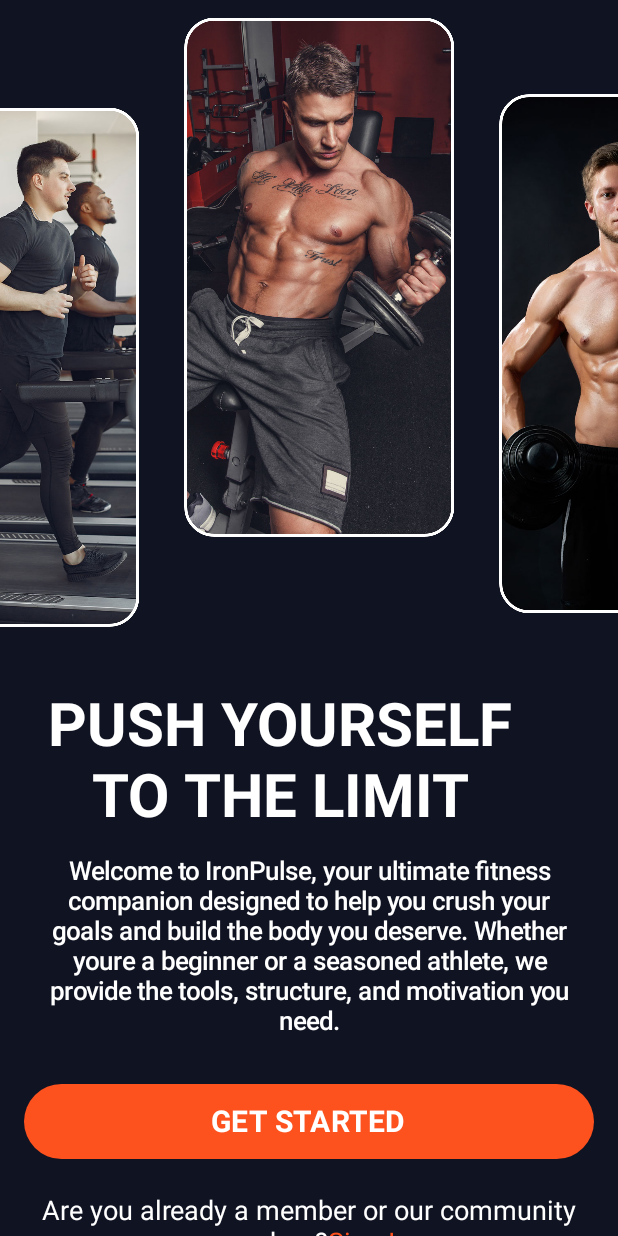
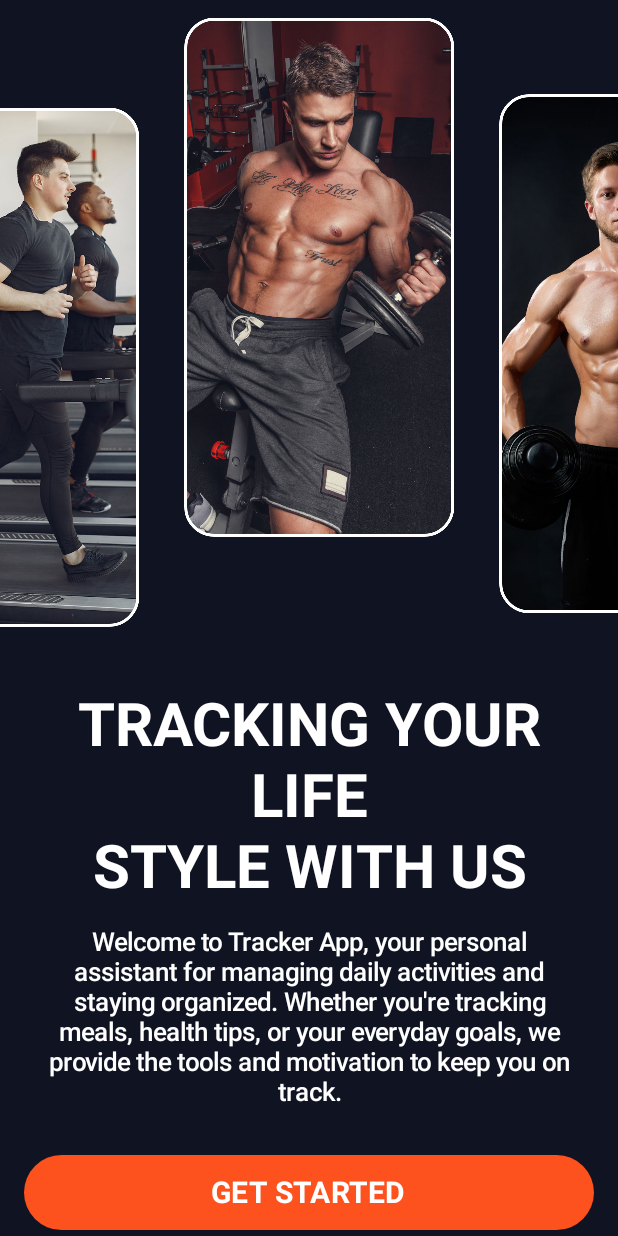
Before and after one commit to rammm2005/daily_life_tracking_app, an Android app built with Jetpack Compose: the WelcomeActivity screen opened directly, with no data from a screen before it, on a phone screen of 412 x 824 dp. Run offline under Robolectric (Android 15) with nearby library versions, the phone set to English and light mode, and no system bars.

Commit message:
add README.MD

```diff
--- a/app/src/main/java/com/example/gym_app/activity/welcomeActivity/WelcomeDescription.kt
+++ b/app/src/main/java/com/example/gym_app/activity/welcomeActivity/WelcomeDescription.kt
@@ -21,7 +21,7 @@
         .padding(16.dp)) {
 
         Text(
-            text = "PUSH YOURSELF\nTO THE LIMIT",
+            text = "TRACKING YOUR LIFE\nSTYLE WITH US",
             color = Color.White,
             fontSize = 40.sp,
             fontWeight = FontWeight.Bold,
--- a/app/src/main/res/values/strings.xml
+++ b/app/src/main/res/values/strings.xml
@@ -1,4 +1,4 @@
 <resources>
     <string name="app_name">IronPulse Fitness</string>
-    <string name="welcome_desc">Welcome to IronPulse, your ultimate fitness companion designed to help you crush your goals and build the body you deserve. Whether you\re a beginner or a seasoned athlete, we provide the tools, structure, and motivation you need.</string>
+    <string name="welcome_desc">    Welcome to Tracker App, your personal assistant for managing daily activities and staying organized. Whether you\'re tracking meals, health tips, or your everyday goals, we provide the tools and motivation to keep you on track.</string>
 </resources>
```
Also changed, not shown: 1 other file.
